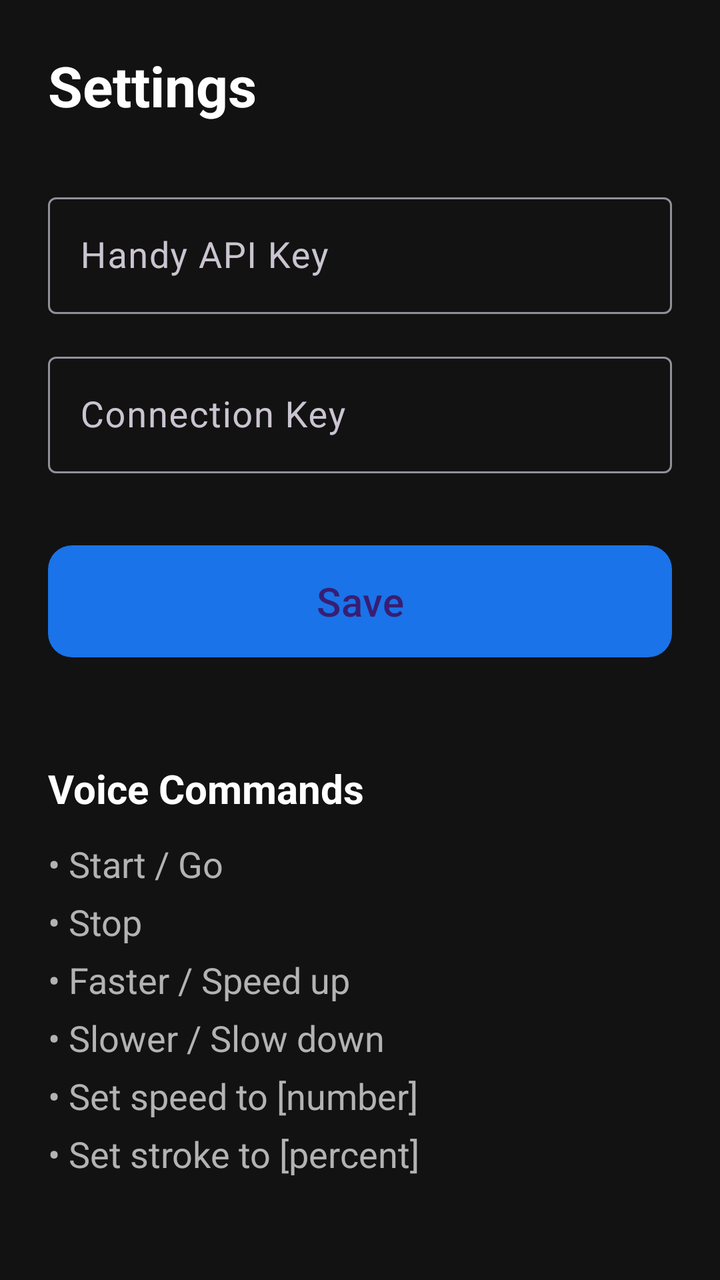
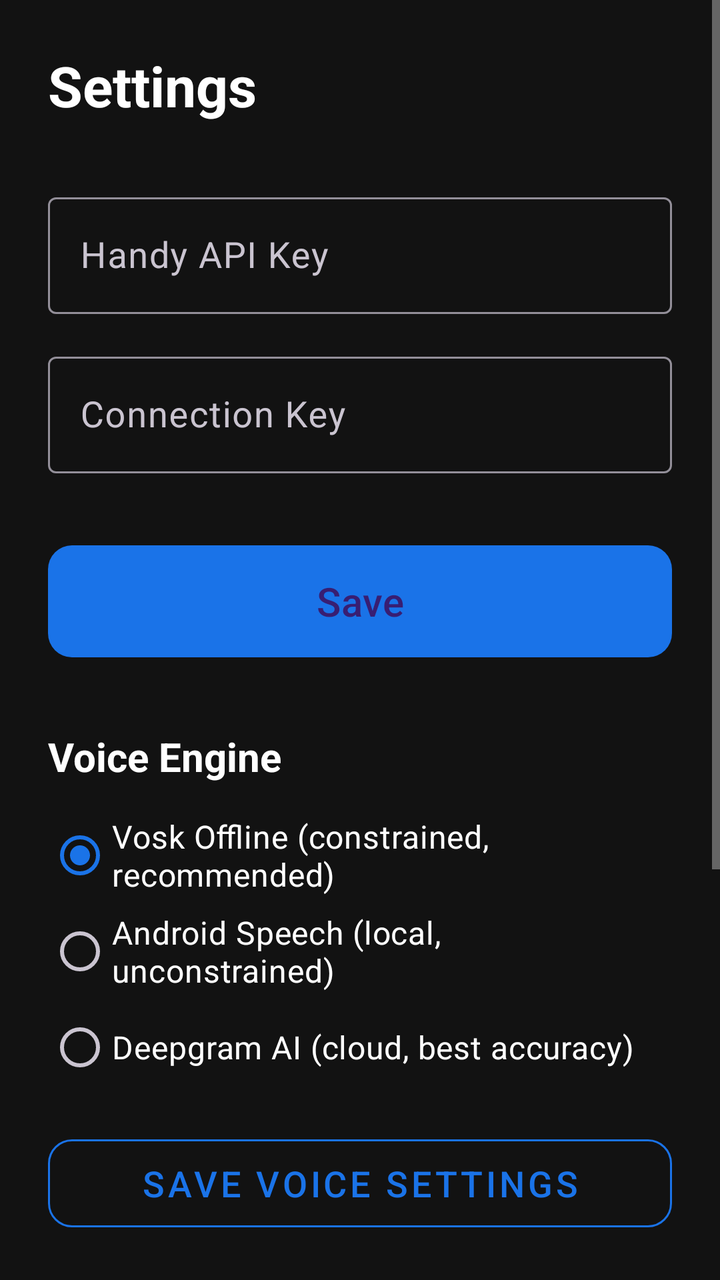

Compare the two renders of this Android layout. The source of the first and the diff that turns it into the second are given below.
<!-- AndroidManifest.xml: application theme Theme.HandyVoice -->
<!-- res/layout/activity_settings.xml -->
<?xml version="1.0" encoding="utf-8"?>
<androidx.constraintlayout.widget.ConstraintLayout 
    xmlns:android="http://schemas.android.com/apk/res/android"
    xmlns:app="http://schemas.android.com/apk/res-auto"
    android:layout_width="match_parent"
    android:layout_height="match_parent"
    android:background="@color/background_dark"
    android:padding="24dp">

    <TextView
        android:id="@+id/titleText"
        android:layout_width="wrap_content"
        android:layout_height="wrap_content"
        android:text="@string/settings"
        android:textColor="@color/text_primary"
        android:textSize="28sp"
        android:textStyle="bold"
        app:layout_constraintStart_toStartOf="parent"
        app:layout_constraintTop_toTopOf="parent" />

    
    <com.google.android.material.textfield.TextInputLayout
        android:id="@+id/apiKeyLayout"
        android:layout_width="match_parent"
        android:layout_height="wrap_content"
        android:layout_marginTop="32dp"
        android:hint="@string/api_key_label"
        app:layout_constraintTop_toBottomOf="@id/titleText"
        style="@style/Widget.Material3.TextInputLayout.OutlinedBox">

        <com.google.android.material.textfield.TextInputEditText
            android:id="@+id/apiKeyInput"
            android:layout_width="match_parent"
            android:layout_height="wrap_content"
            android:inputType="textPassword"
            android:textSize="18sp" />
    </com.google.android.material.textfield.TextInputLayout>

    
    <com.google.android.material.textfield.TextInputLayout
        android:id="@+id/connectionKeyLayout"
        android:layout_width="match_parent"
        android:layout_height="wrap_content"
        android:layout_marginTop="16dp"
        android:hint="@string/connection_key_label"
        app:layout_constraintTop_toBottomOf="@id/apiKeyLayout"
        style="@style/Widget.Material3.TextInputLayout.OutlinedBox">

        <com.google.android.material.textfield.TextInputEditText
            android:id="@+id/connectionKeyInput"
            android:layout_width="match_parent"
            android:layout_height="wrap_content"
            android:inputType="text"
            android:textSize="18sp" />
    </com.google.android.material.textfield.TextInputLayout>

    
    <com.google.android.material.button.MaterialButton
        android:id="@+id/saveButton"
        android:layout_width="match_parent"
        android:layout_height="64dp"
        android:layout_marginTop="32dp"
        android:text="@string/save"
        android:textSize="20sp"
        app:cornerRadius="12dp"
        app:layout_constraintTop_toBottomOf="@id/connectionKeyLayout" />

    
    <TextView
        android:id="@+id/commandsTitle"
        android:layout_width="wrap_content"
        android:layout_height="wrap_content"
        android:layout_marginTop="48dp"
        android:text="@string/voice_commands_title"
        android:textColor="@color/text_primary"
        android:textSize="20sp"
        android:textStyle="bold"
        app:layout_constraintStart_toStartOf="parent"
        app:layout_constraintTop_toBottomOf="@id/saveButton" />

    <TextView
        android:id="@+id/commandsList"
        android:layout_width="match_parent"
        android:layout_height="wrap_content"
        android:layout_marginTop="12dp"
        android:lineSpacingExtra="8dp"
        android:text="• Start / Go\n• Stop\n• Faster / Speed up\n• Slower / Slow down\n• Set speed to [number]\n• Set stroke to [percent]"
        android:textColor="@color/text_secondary"
        android:textSize="18sp"
        app:layout_constraintTop_toBottomOf="@id/commandsTitle" />

</androidx.constraintlayout.widget.ConstraintLayout>
<!-- resources referenced by this layout -->
<resources>
  <color name="background_dark">#121212</color>
  <color name="text_primary">#FFFFFF</color>
  <color name="text_secondary">#B3B3B3</color>
  <string name="api_key_label">Handy API Key</string>
  <string name="connection_key_label">Connection Key</string>
  <string name="save">Save</string>
  <string name="settings">Settings</string>
  <string name="voice_commands_title">Voice Commands</string>
  <style name="Theme.HandyVoice" parent="Theme.Material3.Dark.NoActionBar">
          <item name="colorPrimary">@color/primary</item>
          <item name="colorPrimaryDark">@color/primary_dark</item>
          <item name="colorSecondary">@color/secondary</item>
          <item name="android:colorBackground">@color/background_dark</item>
          <item name="colorSurface">@color/surface_dark</item>
          <item name="android:textColorPrimary">@color/text_primary</item>
          <item name="android:textColorSecondary">@color/text_secondary</item>
          
          
          <item name="android:textSize">18sp</item>
      </style>
  <color name="primary">#1A73E8</color>
  <color name="primary_dark">#0D47A1</color>
  <color name="secondary">#03DAC6</color>
  <color name="surface_dark">#1E1E1E</color>
</resources>

<!-- the commit's change to res/layout/activity_settings.xml (unified diff, before → after) -->
@@ -1,10 +1,15 @@
 <?xml version="1.0" encoding="utf-8"?>
-<androidx.constraintlayout.widget.ConstraintLayout 
+<ScrollView
     xmlns:android="http://schemas.android.com/apk/res/android"
     xmlns:app="http://schemas.android.com/apk/res-auto"
     android:layout_width="match_parent"
     android:layout_height="match_parent"
     android:background="@color/background_dark"
+    android:fillViewport="true">
+
+<androidx.constraintlayout.widget.ConstraintLayout 
+    android:layout_width="match_parent"
+    android:layout_height="wrap_content"
     android:padding="24dp">
 
     <TextView
@@ -67,16 +72,98 @@
 
     
     <TextView
+        android:id="@+id/voiceEngineTitle"
+        android:layout_width="wrap_content"
+        android:layout_height="wrap_content"
+        android:layout_marginTop="32dp"
+        android:text="Voice Engine"
+        android:textColor="@color/text_primary"
+        android:textSize="20sp"
+        android:textStyle="bold"
+        app:layout_constraintStart_toStartOf="parent"
+        app:layout_constraintTop_toBottomOf="@id/saveButton" />
+
+    <RadioGroup
+        android:id="@+id/voiceEngineGroup"
+        android:layout_width="match_parent"
+        android:layout_height="wrap_content"
+        android:layout_marginTop="12dp"
+        android:orientation="vertical"
+        app:layout_constraintTop_toBottomOf="@id/voiceEngineTitle">
+
+        <RadioButton
+            android:id="@+id/radioVosk"
+            android:layout_width="match_parent"
+            android:layout_height="48dp"
+            android:text="Vosk Offline (constrained, recommended)"
+            android:textColor="@color/text_primary"
+            android:textSize="16sp"
+            android:buttonTint="@color/primary"
+            android:checked="true" />
+
+        <RadioButton
+            android:id="@+id/radioAndroidStt"
+            android:layout_width="match_parent"
+            android:layout_height="48dp"
+            android:text="Android Speech (local, unconstrained)"
+            android:textColor="@color/text_primary"
+            android:textSize="16sp"
+            android:buttonTint="@color/primary" />
+
+        <RadioButton
+            android:id="@+id/radioDeepgram"
+            android:layout_width="match_parent"
+            android:layout_height="48dp"
+            android:text="Deepgram AI (cloud, best accuracy)"
+            android:textColor="@color/text_primary"
+            android:textSize="16sp"
+            android:buttonTint="@color/primary" />
+    </RadioGroup>
+
+    
+    <com.google.android.material.textfield.TextInputLayout
+        android:id="@+id/deepgramKeyLayout"
+        android:layout_width="match_parent"
+        android:layout_height="wrap_content"
+        android:layout_marginTop="12dp"
+        android:hint="Deepgram API Key"
+        android:visibility="gone"
+        app:layout_constraintTop_toBottomOf="@id/voiceEngineGroup"
+        style="@style/Widget.Material3.TextInputLayout.OutlinedBox">
+
+        <com.google.android.material.textfield.TextInputEditText
+            android:id="@+id/deepgramKeyInput"
+            android:layout_width="match_parent"
+            android:layout_height="wrap_content"
+            android:inputType="textPassword"
+            android:textSize="18sp" />
+    </com.google.android.material.textfield.TextInputLayout>
+
+    
+    <com.google.android.material.button.MaterialButton
+        android:id="@+id/saveVoiceButton"
+        style="@style/Widget.MaterialComponents.Button.OutlinedButton"
+        android:layout_width="match_parent"
+        android:layout_height="56dp"
+        android:layout_marginTop="16dp"
+        android:text="Save Voice Settings"
+        android:textSize="18sp"
+        app:cornerRadius="12dp"
+        app:strokeColor="@color/primary"
+        app:layout_constraintTop_toBottomOf="@id/deepgramKeyLayout" />
+
+    
+    <TextView
         android:id="@+id/commandsTitle"
         android:layout_width="wrap_content"
         android:layout_height="wrap_content"
-        android:layout_marginTop="48dp"
+        android:layout_marginTop="32dp"
         android:text="@string/voice_commands_title"
         android:textColor="@color/text_primary"
         android:textSize="20sp"
         android:textStyle="bold"
         app:layout_constraintStart_toStartOf="parent"
-        app:layout_constraintTop_toBottomOf="@id/saveButton" />
+        app:layout_constraintTop_toBottomOf="@id/saveVoiceButton" />
 
     <TextView
         android:id="@+id/commandsList"
@@ -84,9 +171,10 @@
         android:layout_height="wrap_content"
         android:layout_marginTop="12dp"
         android:lineSpacingExtra="8dp"
-        android:text="• Start / Go\n• Stop\n• Faster / Speed up\n• Slower / Slow down\n• Set speed to [number]\n• Set stroke to [percent]"
+        android:text="• Start / Go\n• Stop\n• Faster / Speed up\n• Slower / Slow down\n• Speed [number]\n• Slow/Med/Fast + Top/Mid/Bot/Full\n• Maximum [number]\n• Minimum [number]"
         android:textColor="@color/text_secondary"
         android:textSize="18sp"
         app:layout_constraintTop_toBottomOf="@id/commandsTitle" />
 
 </androidx.constraintlayout.widget.ConstraintLayout>
+</ScrollView>
